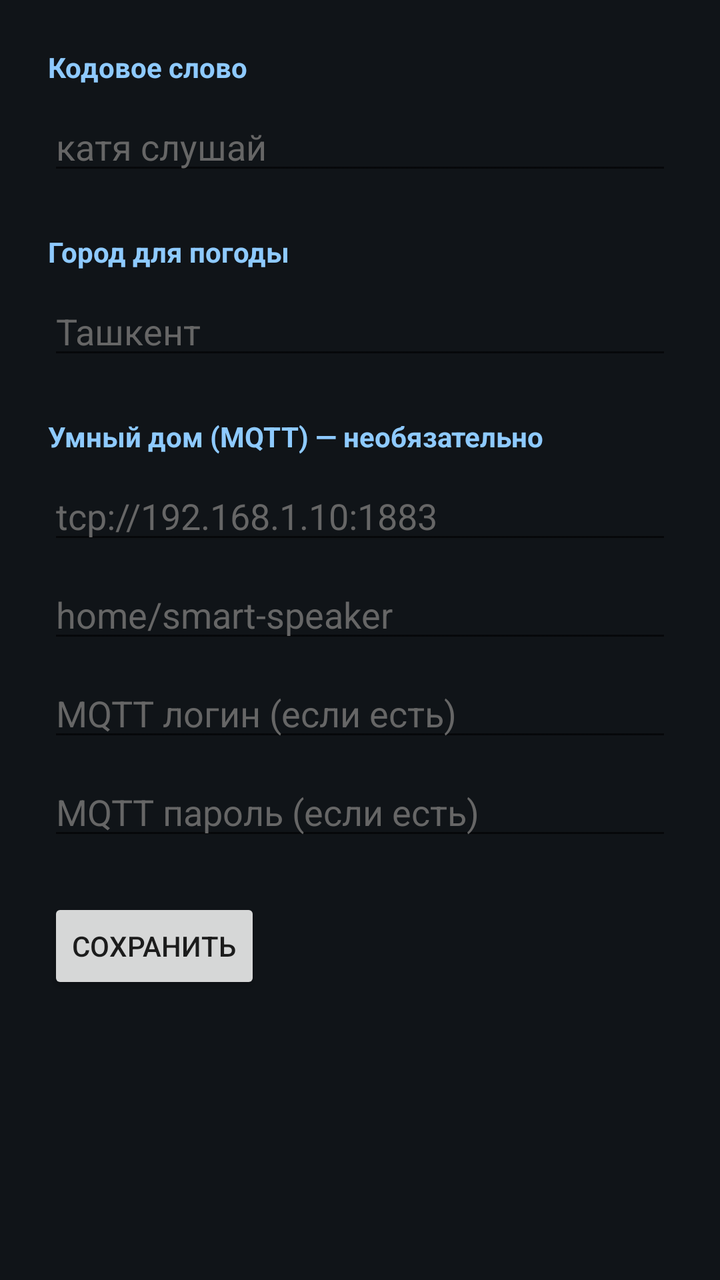
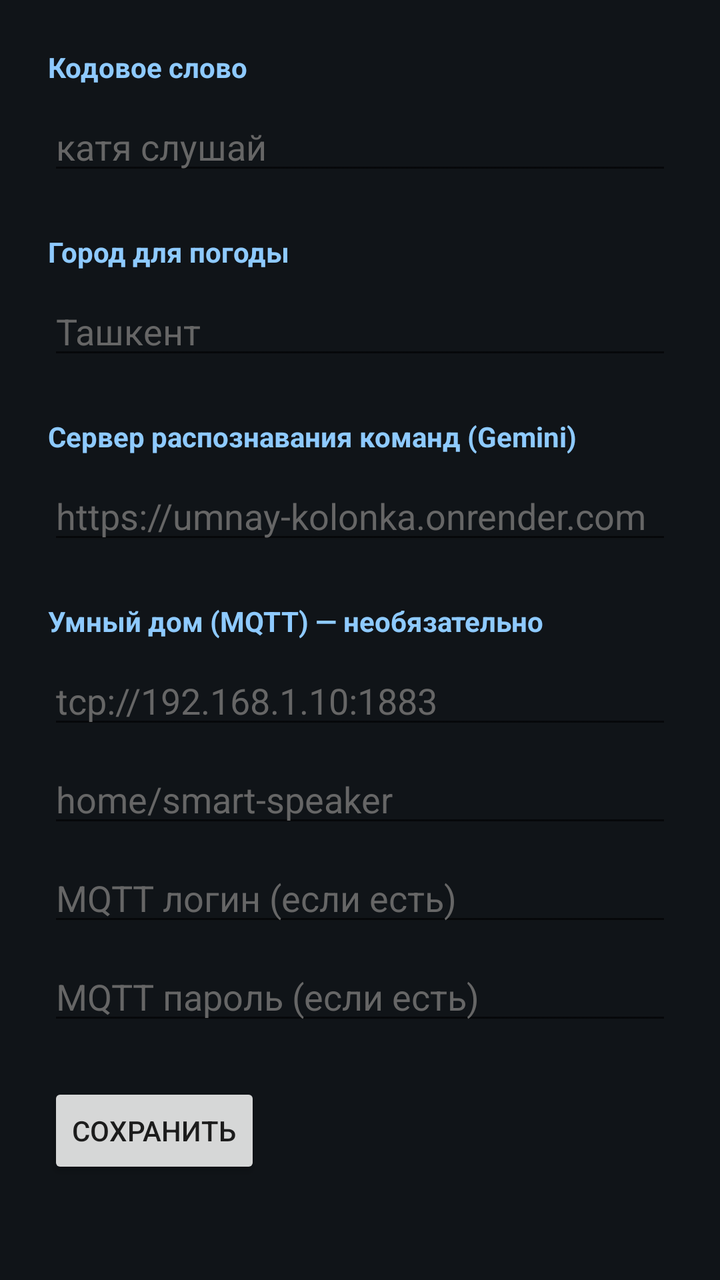

Before-and-after screenshots of an Android layout around one commit, followed by the original layout XML and the change that was made.
<!-- AndroidManifest.xml: application theme Theme.SmartSpeaker -->
<!-- res/layout/activity_settings.xml -->
<?xml version="1.0" encoding="utf-8"?>
<ScrollView xmlns:android="http://schemas.android.com/apk/res/android"
    android:layout_width="match_parent"
    android:layout_height="match_parent"
    android:background="#101418">

    <LinearLayout
        android:layout_width="match_parent"
        android:layout_height="wrap_content"
        android:orientation="vertical"
        android:padding="24dp">

        <TextView
            android:layout_width="wrap_content"
            android:layout_height="wrap_content"
            android:text="Кодовое слово"
            android:textColor="#8ecaff"
            android:textStyle="bold"
            android:layout_marginBottom="8dp" />

        <EditText
            android:id="@+id/wakePhraseInput"
            android:layout_width="match_parent"
            android:layout_height="wrap_content"
            android:hint="катя слушай"
            android:textColor="#FFFFFF"
            android:textColorHint="#666666"
            android:layout_marginBottom="24dp" />

        <TextView
            android:layout_width="wrap_content"
            android:layout_height="wrap_content"
            android:text="Город для погоды"
            android:textColor="#8ecaff"
            android:textStyle="bold"
            android:layout_marginBottom="8dp" />

        <EditText
            android:id="@+id/cityInput"
            android:layout_width="match_parent"
            android:layout_height="wrap_content"
            android:hint="Ташкент"
            android:textColor="#FFFFFF"
            android:textColorHint="#666666"
            android:layout_marginBottom="24dp" />

        <TextView
            android:layout_width="wrap_content"
            android:layout_height="wrap_content"
            android:text="Умный дом (MQTT) — необязательно"
            android:textColor="#8ecaff"
            android:textStyle="bold"
            android:layout_marginBottom="8dp" />

        <EditText
            android:id="@+id/brokerInput"
            android:layout_width="match_parent"
            android:layout_height="wrap_content"
            android:hint="tcp://192.168.1.10:1883"
            android:textColor="#FFFFFF"
            android:textColorHint="#666666"
            android:layout_marginBottom="8dp" />

        <EditText
            android:id="@+id/topicInput"
            android:layout_width="match_parent"
            android:layout_height="wrap_content"
            android:hint="home/smart-speaker"
            android:textColor="#FFFFFF"
            android:textColorHint="#666666"
            android:layout_marginBottom="8dp" />

        <EditText
            android:id="@+id/userInput"
            android:layout_width="match_parent"
            android:layout_height="wrap_content"
            android:hint="MQTT логин (если есть)"
            android:textColor="#FFFFFF"
            android:textColorHint="#666666"
            android:layout_marginBottom="8dp" />

        <EditText
            android:id="@+id/passInput"
            android:layout_width="match_parent"
            android:layout_height="wrap_content"
            android:hint="MQTT пароль (если есть)"
            android:inputType="textPassword"
            android:textColor="#FFFFFF"
            android:textColorHint="#666666"
            android:layout_marginBottom="24dp" />

        <Button
            android:id="@+id/saveButton"
            android:layout_width="wrap_content"
            android:layout_height="wrap_content"
            android:text="Сохранить" />

    </LinearLayout>
</ScrollView>
<!-- resources referenced by this layout -->
<resources>
  <style name="Theme.SmartSpeaker" parent="Theme.MaterialComponents.DayNight.NoActionBar">
          <item name="colorPrimary">#2196F3</item>
          <item name="colorPrimaryDark">#1976D2</item>
          <item name="colorAccent">#03A9F4</item>
      </style>
</resources>

<!-- the commit's change to res/layout/activity_settings.xml (unified diff, before → after) -->
@@ -40,6 +40,23 @@
             android:layout_width="match_parent"
             android:layout_height="wrap_content"
             android:hint="Ташкент"
+            android:textColor="#FFFFFF"
+            android:textColorHint="#666666"
+            android:layout_marginBottom="24dp" />
+
+        <TextView
+            android:layout_width="wrap_content"
+            android:layout_height="wrap_content"
+            android:text="Сервер распознавания команд (Gemini)"
+            android:textColor="#8ecaff"
+            android:textStyle="bold"
+            android:layout_marginBottom="8dp" />
+
+        <EditText
+            android:id="@+id/serverUrlInput"
+            android:layout_width="match_parent"
+            android:layout_height="wrap_content"
+            android:hint="https://umnay-kolonka.onrender.com"
             android:textColor="#FFFFFF"
             android:textColorHint="#666666"
             android:layout_marginBottom="24dp" />
